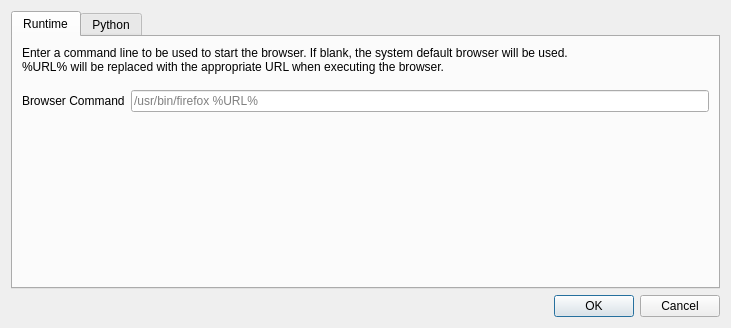
The window that runtime/ConfigWindow.ui (pgadmin-org/pgadmin4) describes before a commit, drawn with Qt 5.
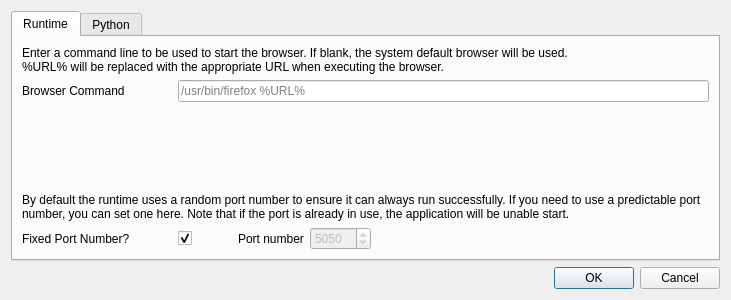
The same window after the commit.

Commit message: Allow the user to specify a fixed port number in the runtime to aid cookie whitelisting etc. Fixes #3506

```diff
--- a/runtime/ConfigWindow.ui
+++ b/runtime/ConfigWindow.ui
@@ -7,7 +7,7 @@
     <x>0</x>
     <y>0</y>
     <width>731</width>
-    <height>328</height>
+    <height>300</height>
    </rect>
   </property>
   <property name="sizePolicy">
@@ -63,22 +63,6 @@
            </property>
           </widget>
          </item>
-         <item>
-          <spacer name="verticalSpacer_4">
-           <property name="orientation">
-            <enum>Qt::Vertical</enum>
-           </property>
-           <property name="sizeType">
-            <enum>QSizePolicy::Fixed</enum>
-           </property>
-           <property name="sizeHint" stdset="0">
-            <size>
-             <width>20</width>
-             <height>10</height>
-            </size>
-           </property>
-          </spacer>
-         </item>
          <item>
           <layout class="QHBoxLayout" name="horizontalLayout">
            <property name="sizeConstraint">
@@ -87,11 +71,23 @@
            <item>
             <widget class="QLabel" name="pythonPathLabel_2">
              <property name="sizePolicy">
-              <sizepolicy hsizetype="Minimum" vsizetype="Preferred">
+              <sizepolicy hsizetype="Fixed" vsizetype="Preferred">
                <horstretch>0</horstretch>
                <verstretch>0</verstretch>
               </sizepolicy>
              </property>
+             <property name="minimumSize">
+              <size>
+               <width>150</width>
+               <height>0</height>
+              </size>
+             </property>
+             <property name="maximumSize">
+              <size>
+               <width>150</width>
+               <height>16777215</height>
+              </size>
+             </property>
              <property name="text">
               <string>Browser Command</string>
              </property>
@@ -107,7 +103,7 @@
           </layout>
          </item>
          <item>
-          <spacer name="verticalSpacer">
+          <spacer name="verticalSpacer_4">
            <property name="orientation">
             <enum>Qt::Vertical</enum>
            </property>
@@ -119,6 +115,119 @@
            </property>
           </spacer>
          </item>
+         <item>
+          <widget class="QLabel" name="label_6">
+           <property name="text">
+            <string>By default the runtime uses a random port number to ensure it can always run successfully. If you need to use a predictable port number, you can set one here. Note that if the port is already in use, the application will be unable start.</string>
+           </property>
+           <property name="wordWrap">
+            <bool>true</bool>
+           </property>
+          </widget>
+         </item>
+         <item>
+          <layout class="QHBoxLayout" name="horizontalLayout_5">
+           <item>
+            <widget class="QLabel" name="label_5">
+             <property name="sizePolicy">
+              <sizepolicy hsizetype="Fixed" vsizetype="Preferred">
+               <horstretch>0</horstretch>
+               <verstretch>0</verstretch>
+              </sizepolicy>
+             </property>
+             <property name="minimumSize">
+              <size>
+               <width>150</width>
+               <height>0</height>
+              </size>
+             </property>
+             <property name="maximumSize">
+              <size>
+               <width>150</width>
+               <height>16777215</height>
+              </size>
+             </property>
+             <property name="text">
+              <string>Fixed Port Number?</string>
+             </property>
+            </widget>
+           </item>
+           <item>
+            <widget class="QCheckBox" name="chkFixedPort">
+             <property name="sizePolicy">
+              <sizepolicy hsizetype="Fixed" vsizetype="Fixed">
+               <horstretch>0</horstretch>
+               <verstretch>0</verstretch>
+              </sizepolicy>
+             </property>
+             <property name="text">
+              <string/>
+             </property>
+             <property name="checked">
+              <bool>true</bool>
+             </property>
+            </widget>
+           </item>
+           <item>
+            <spacer name="horizontalSpacer">
+             <property name="orientation">
+              <enum>Qt::Horizontal</enum>
+             </property>
+             <property name="sizeType">
+              <enum>QSizePolicy::Fixed</enum>
+             </property>
+             <property name="sizeHint" stdset="0">
+              <size>
+               <width>40</width>
+               <height>20</height>
+              </size>
+             </property>
+            </spacer>
+           </item>
+           <item>
+            <widget class="QLabel" name="label_7">
+             <property name="text">
+              <string>Port number</string>
+             </property>
+            </widget>
+           </item>
+           <item>
+            <widget class="QSpinBox" name="spinPortNumber">
+             <property name="enabled">
+              <bool>false</bool>
+             </property>
+             <property name="sizePolicy">
+              <sizepolicy hsizetype="Fixed" vsizetype="Fixed">
+               <horstretch>0</horstretch>
+               <verstretch>0</verstretch>
+              </sizepolicy>
+             </property>
+             <property name="minimum">
+              <number>1</number>
+             </property>
+             <property name="maximum">
+              <number>65535</number>
+             </property>
+             <property name="value">
+              <number>5050</number>
+             </property>
+            </widget>
+           </item>
+           <item>
+            <spacer name="horizontalSpacer_2">
+             <property name="orientation">
+              <enum>Qt::Horizontal</enum>
+             </property>
+             <property name="sizeHint" stdset="0">
+              <size>
+               <width>40</width>
+               <height>20</height>
+              </size>
+             </property>
+            </spacer>
+           </item>
+          </layout>
+         </item>
         </layout>
        </item>
       </layout>
```
Left out of the diff: 94 changed lines with no effect on the pictures. The commit also changes 5 other files.
